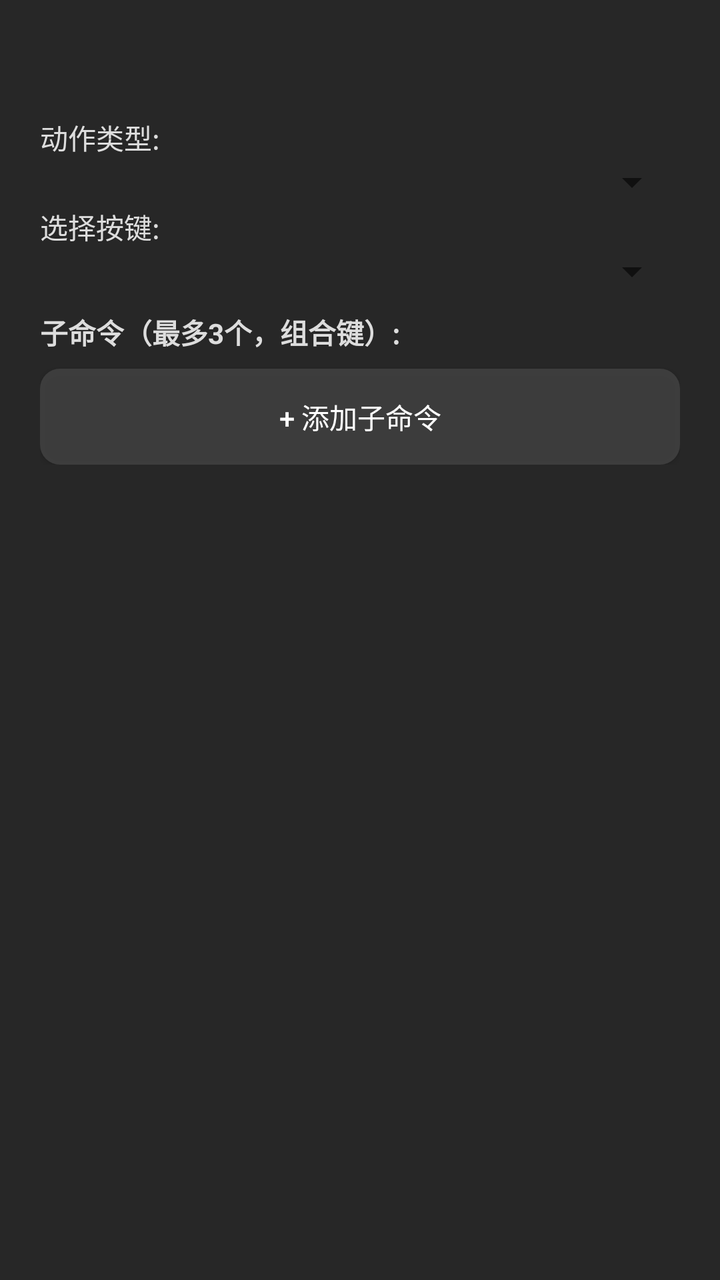
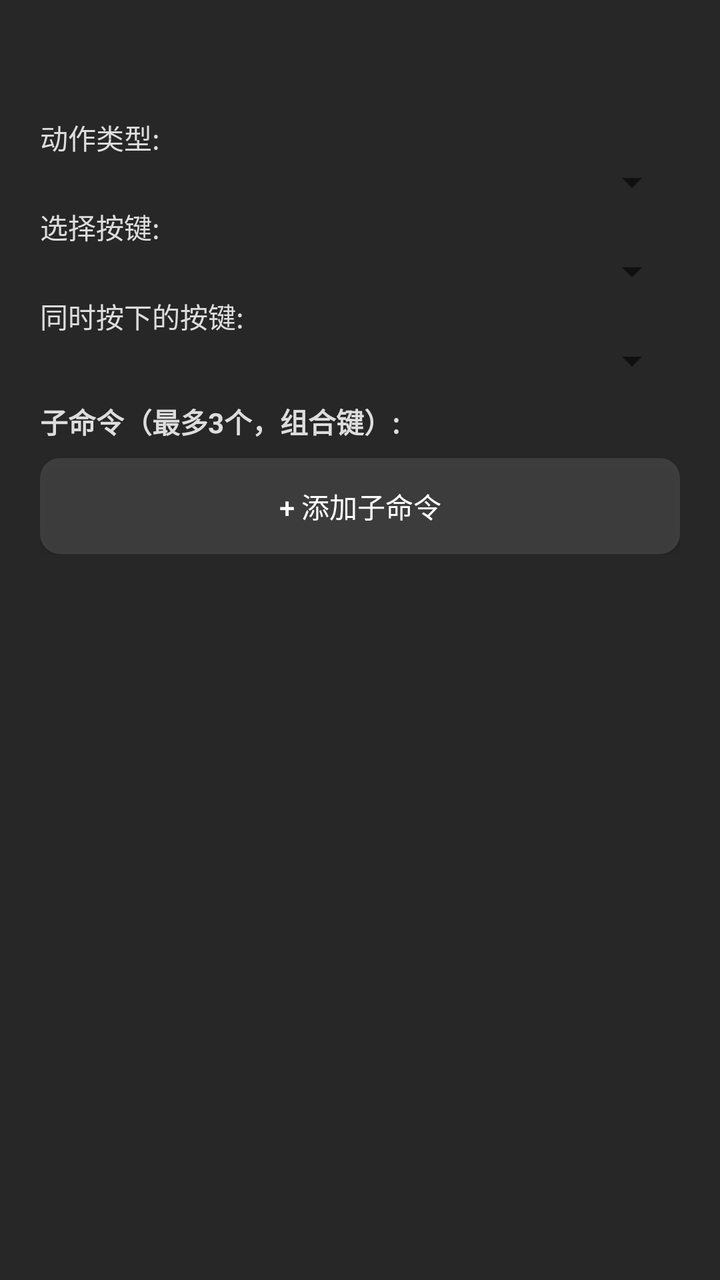

Screens rendered from an Android XML layout before and after an edit, with the pre-edit source and the edit as a unified diff.
<!-- AndroidManifest.xml: application theme Theme.AppCompat.DayNight.DarkActionBar -->
<!-- res/layout/dialog_mapping_edit.xml -->
<?xml version="1.0" encoding="utf-8"?>
<ScrollView xmlns:android="http://schemas.android.com/apk/res/android"
    android:layout_width="match_parent"
    android:layout_height="wrap_content"
    android:maxHeight="480dp"
    android:background="@drawable/bg_panel">

    
    <LinearLayout
        android:layout_width="match_parent"
        android:layout_height="wrap_content"
        android:orientation="vertical"
        android:padding="20dp">

        
        
        <TextView
            android:id="@+id/tv_button_name"
            android:layout_width="match_parent"
            android:layout_height="wrap_content"
            android:textSize="18sp"
            android:textStyle="bold"
            android:textColor="#FFFFFFFF"
            android:paddingBottom="14dp" />

        
        
        <TextView
            android:layout_width="match_parent"
            android:layout_height="wrap_content"
            android:text="动作类型:"
            android:textSize="14sp"
            android:textColor="#FFDDDDDD" />

        
        <Spinner
            android:id="@+id/spinner_action_type"
            android:layout_width="match_parent"
            android:layout_height="wrap_content"
            android:paddingHorizontal="10dp"
            android:paddingBottom="10dp" />

        
        
        <TextView
            android:id="@+id/tv_action_label"
            android:layout_width="match_parent"
            android:layout_height="wrap_content"
            android:text="选择按键:"
            android:textSize="14sp"
            android:textColor="#FFDDDDDD" />

        
        <Spinner
            android:id="@+id/spinner_action_value"
            android:layout_width="match_parent"
            android:layout_height="wrap_content"
            android:paddingHorizontal="10dp"
            android:paddingBottom="14dp" />

        
        
        
        <LinearLayout
            android:id="@+id/layout_sub_commands"
            android:layout_width="match_parent"
            android:layout_height="wrap_content"
            android:orientation="vertical">

            
            <TextView
                android:layout_width="match_parent"
                android:layout_height="wrap_content"
                android:text="子命令（最多3个，组合键）:"
                android:textStyle="bold"
                android:textColor="#FFDDDDDD"
                android:paddingTop="8dp"
                android:paddingBottom="8dp" />

            
            
            <LinearLayout
                android:id="@+id/layout_sub_command_list"
                android:layout_width="match_parent"
                android:layout_height="wrap_content"
                android:orientation="vertical" />

            
            
            <Button
                android:id="@+id/btn_add_sub_command"
                android:layout_width="match_parent"
                android:layout_height="wrap_content"
                android:text="+ 添加子命令"
                android:textColor="#FFFFFFFF"
                android:background="@drawable/bg_button" />
        </LinearLayout>  

    </LinearLayout>  
</ScrollView>
<!-- resources referenced by this layout -->
<resources>
  <!-- drawable bg_button (drawable) -->
  <?xml version="1.0" encoding="utf-8"?>
  <selector xmlns:android="http://schemas.android.com/apk/res/android">  
      <item android:state_pressed="true">  
          <shape>  
              <solid android:color="#CC6E6E6E" />  
              <corners android:radius="10dp" />  
          </shape>  
      </item>  
      <item>  
          <shape>  
              <solid android:color="#CC444444" />  
              <corners android:radius="10dp" />  
          </shape>  
      </item>  
  </selector>  
  <!-- drawable bg_panel (drawable) -->
  <?xml version="1.0" encoding="utf-8"?>
  <shape xmlns:android="http://schemas.android.com/apk/res/android">  
      <solid android:color="#F21C1C1C" />  
  </shape>  
</resources>

<!-- the commit's change to res/layout/dialog_mapping_edit.xml (unified diff, before → after) -->
@@ -62,6 +62,32 @@
         
         
         <LinearLayout
+            android:id="@+id/layout_extra_key"
+            android:layout_width="match_parent"
+            android:layout_height="wrap_content"
+            android:orientation="vertical">
+
+            
+            <TextView
+                android:layout_width="match_parent"
+                android:layout_height="wrap_content"
+                android:text="同时按下的按键:"
+                android:textSize="14sp"
+                android:textColor="#FFDDDDDD" />
+
+            
+            <Spinner
+                android:id="@+id/spinner_extra_key"
+                android:layout_width="match_parent"
+                android:layout_height="wrap_content"
+                android:paddingHorizontal="10dp"
+                android:paddingBottom="14dp" />
+        </LinearLayout>  
+
+        
+        
+        
+        <LinearLayout
             android:id="@+id/layout_sub_commands"
             android:layout_width="match_parent"
             android:layout_height="wrap_content"
